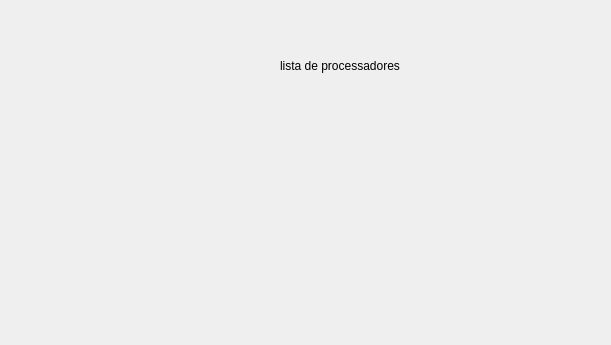
diegocamargo55555/hardware_store_QT, file loja_hardware/cpu_window.ui: the form before one commit; both pictures show x 130 to 741 and y 0 to 345 of the 1376 by 795 pixel window.
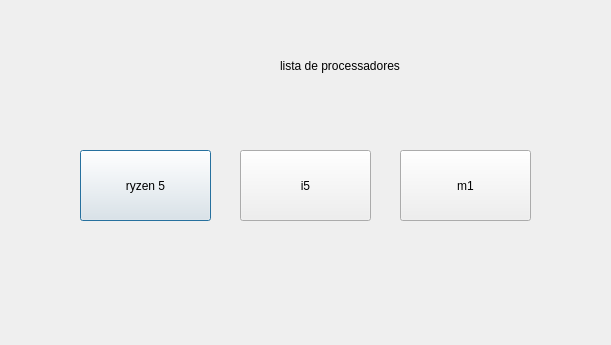
The form after the commit.

Commit message: add alguns botoes na janela processadores

What changed in the file:
```diff
--- a/loja_hardware/cpu_window.ui
+++ b/loja_hardware/cpu_window.ui
@@ -26,6 +26,45 @@
     <string>lista de processadores</string>
    </property>
   </widget>
+  <widget class="QPushButton" name="pushButton">
+   <property name="geometry">
+    <rect>
+     <x>210</x>
+     <y>150</y>
+     <width>131</width>
+     <height>71</height>
+    </rect>
+   </property>
+   <property name="text">
+    <string>ryzen 5</string>
+   </property>
+  </widget>
+  <widget class="QPushButton" name="pushButton_2">
+   <property name="geometry">
+    <rect>
+     <x>370</x>
+     <y>150</y>
+     <width>131</width>
+     <height>71</height>
+    </rect>
+   </property>
+   <property name="text">
+    <string>i5</string>
+   </property>
+  </widget>
+  <widget class="QPushButton" name="pushButton_3">
+   <property name="geometry">
+    <rect>
+     <x>530</x>
+     <y>150</y>
+     <width>131</width>
+     <height>71</height>
+    </rect>
+   </property>
+   <property name="text">
+    <string>m1</string>
+   </property>
+  </widget>
  </widget>
  <resources/>
  <connections/>
```
The commit also changes 7 other files.
